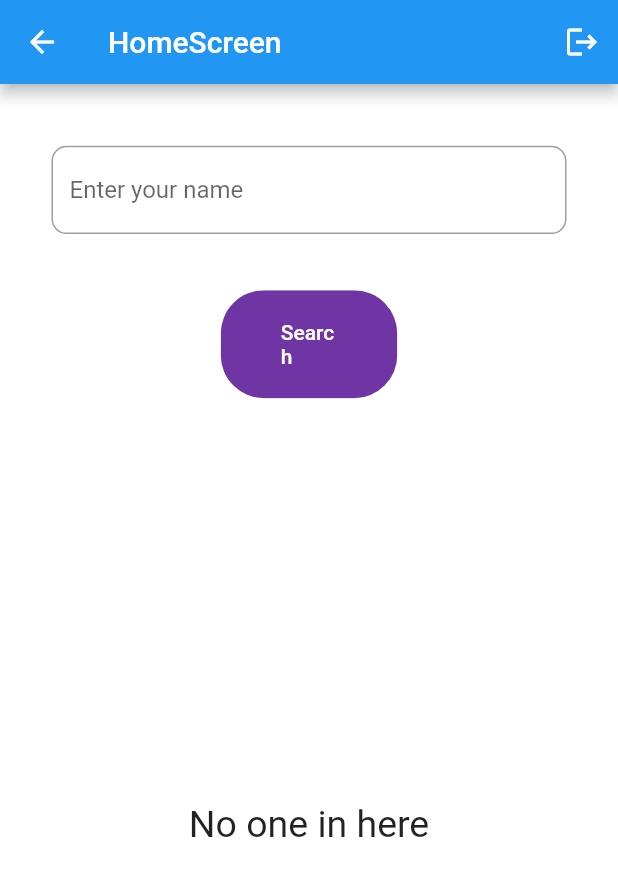
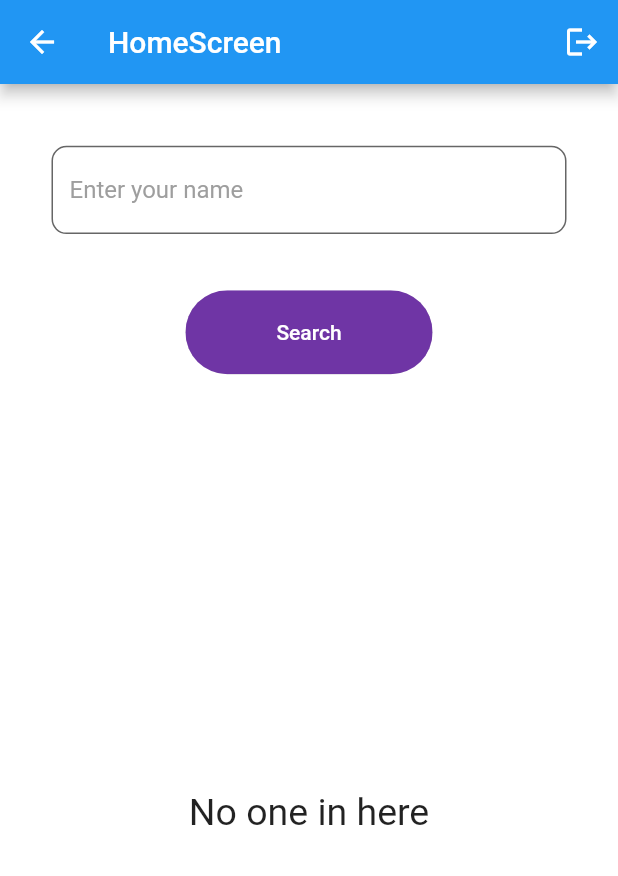
Before and after one commit to nhatdaoquang25/chatapp, a Flutter app: the SearchScreen screen opened directly, on a phone screen of 412 x 824 dp. Shown: the top 876 px of the screen. Run offline on Flutter 3.47's test engine with Material 2 defaults, Android fonts, the phone set to English and light mode, and no system bars; our stand-ins replace cloud_firestore, firebase_auth, firebase_core, flutter_svg, form_field_validator; accounts and stored records are empty.

Commit message:
fix button

```diff
--- a/chatapp/lib/Screens/Search/components/body.dart
+++ b/chatapp/lib/Screens/Search/components/body.dart
@@ -19,6 +19,7 @@ class _BodyState extends State<Body> {
   final FirebaseAuth _auth = FirebaseAuth.instance;
   FirebaseFirestore firestore = FirebaseFirestore.instance;
 
+// on search
   void onSearch() async {
     setState(() {
       isLoading = true;
@@ -64,9 +65,13 @@ class _BodyState extends State<Body> {
             child: TextField(
               controller: _search,
               decoration: InputDecoration(
+                filled: true,
+                fillColor: Colors.white,
                 hintText: "Enter your name",
-                border:
-                    OutlineInputBorder(borderRadius: BorderRadius.circular(10)),
+                hintStyle: TextStyle(color: Colors.grey),
+                border: OutlineInputBorder(
+                    borderRadius: BorderRadius.circular(10),
+                    borderSide: BorderSide(color: Colors.grey)),
               ),
             ),
           ),
@@ -77,7 +82,7 @@ class _BodyState extends State<Body> {
         isLoading
             ? CircularProgressIndicator()
             : Container(
-                width: MediaQuery.of(context).size.width / 3.5,
+                width: MediaQuery.of(context).size.width / 2.5,
                 child: RoundedButton(
                   press: onSearch,
                   text: "Search",
```
Also changed, not shown: chatapp/lib/Screens/ChatRoom/chatroom_screen.dart (+3 -4 lines).
